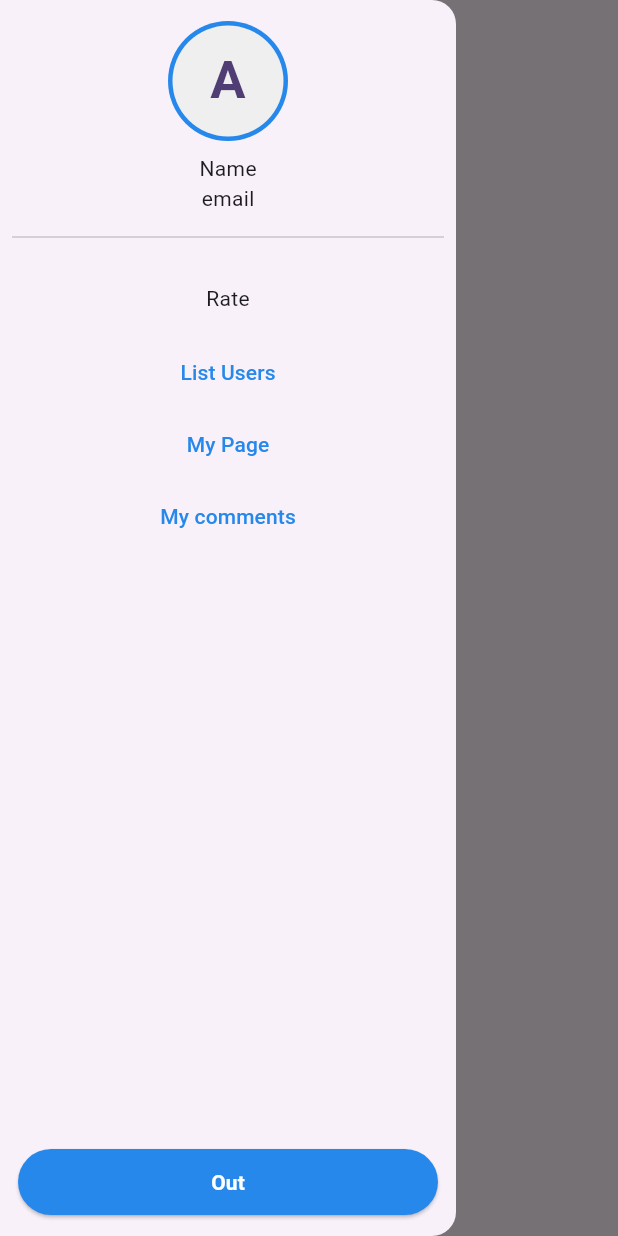
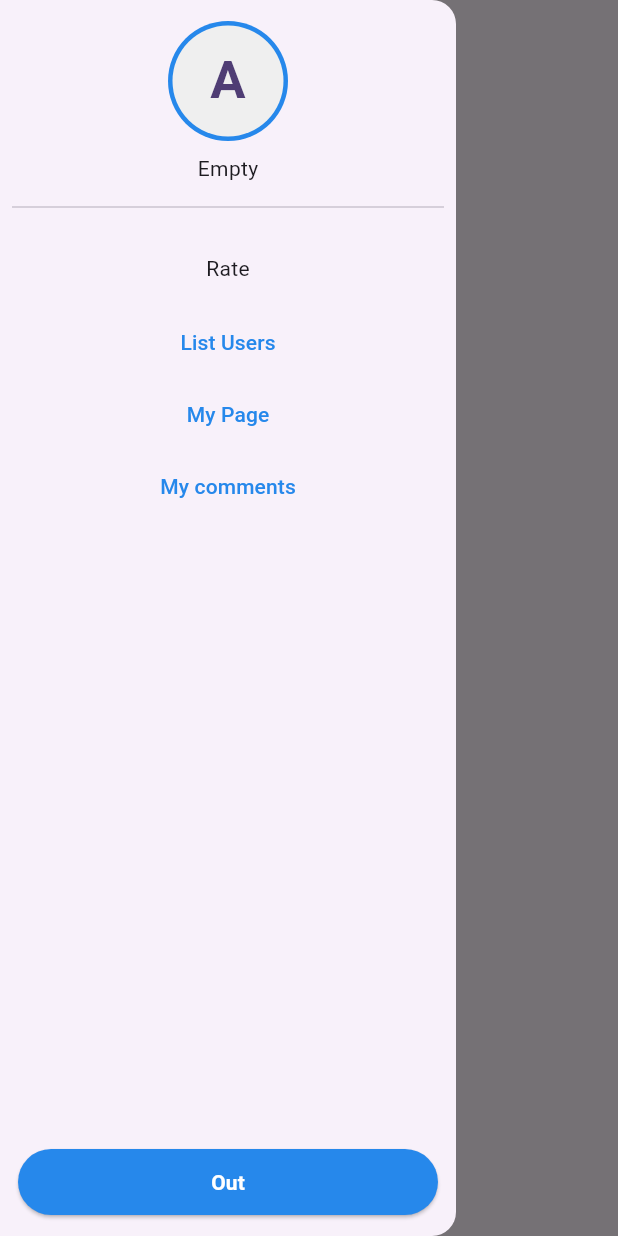
Before and after one commit to damorest/comments, a Flutter app: the MyHomePage screen opened directly, with the side drawer open, on a phone screen of 412 x 824 dp. Run offline on Flutter 3.47's test engine with Material 3 defaults, Android fonts, the phone set to English and light mode, and no system bars; our stand-ins replace bloc, connectivity_plus, equatable, firebase_auth, firebase_core, firebase_database and 2 more; accounts and stored records are empty.

Commit message:
fetch all users list and current user data

```diff
--- a/lib/blocs/user_cubit/user_cubit.dart
+++ b/lib/blocs/user_cubit/user_cubit.dart
@@ -1,4 +1,5 @@
 import 'package:bloc/bloc.dart';
+import 'package:comments/consts/firebase_consts.dart';
 import 'package:comments/models/user_model.dart';
 import 'package:equatable/equatable.dart';
 import 'package:firebase_auth/firebase_auth.dart';
@@ -14,13 +15,14 @@ class UserState extends Equatable {
 }
 
 class UserCubit extends Cubit<UserState> {
-  final DatabaseReference _userRef = FirebaseDatabase.instance.ref().child('users');
+  final DatabaseReference _userRef =
+      dataBase.ref().child(usersCollection);
 
   UserCubit() : super(const UserState());
 
   Future<void> fetchUsers() async {
-    _userRef.onValue.listen((event) {
-      final data = event.snapshot.value as Map<dynamic, dynamic>?;
+    final snapshot = await _userRef.once();
+    final data = snapshot.snapshot.value as Map<dynamic, dynamic>?;
 
     if (data != null) {
       final List<UserModel> users = data.entries.map((entry) {
@@ -28,18 +30,26 @@ class UserCubit extends Cubit<UserState> {
       }).toList();
 
       emit(UserState(users: users));
+    } else {
+      emit(UserState());
     }
-    });
   }
 
-  // void updateUser(UserModel user) {
-  //   bool isAdmin = user.isAdmin;
-  //   emit(UserState(user: user, isAdmin: isAdmin));
-  // }
 
+  UserModel? getCurrentUser() {
+    try {
+      final currentUser = auth.currentUser;
+      if (currentUser != null) {
+        return state.users.firstWhere((user) => user.userId == currentUser.uid);
+      }
+      return null;
+    } catch (e) {
+      print('No users found');
+      return null;
+    }
+  }
 
   void clearUser(User user) {
     emit(const UserState());
   }
-
 }
--- a/lib/screens/home_screen/home_page.dart
+++ b/lib/screens/home_screen/home_page.dart
@@ -3,6 +3,7 @@ import 'dart:ui';
 import 'package:comments/blocs/auth/auth_cubit.dart';
 import 'package:comments/blocs/user_cubit/user_cubit.dart';
 import 'package:comments/consts/colors.dart';
+import 'package:comments/models/user_model.dart';
 import 'package:comments/often_used/often_used_method.dart';
 import 'package:comments/screens/auth_screen/login_screen/login_page.dart';
 import 'package:comments/widgets/components/my_button.dart';
@@ -21,18 +22,32 @@ class MyHomePage extends StatefulWidget {
 
 class _MyHomePageState extends State<MyHomePage> {
   @override
+  void initState() {
+    super.initState();
+    context.read<UserCubit>().fetchUsers();
+  }
+
+  String getName(String fullName) {
+    final name = fullName.isNotEmpty ? fullName[0] : 'A';
+    return name;
+  }
+
+  @override
   Widget build(BuildContext context) {
-    context.read<UserCubit>().fetchUsers();
+
     return Scaffold(
       appBar: AppBar(
         title: const Text(allUsers),
         centerTitle: true,
       ),
       drawer: Drawer(
-        child: Column(
+        child: BlocBuilder<UserCubit, UserState>(builder: (context, state) {
+          UserModel? currentUser = context.read<UserCubit>().getCurrentUser();
+          return Column(
             children: [
-            const Padding(
-              padding: EdgeInsets.only(top: 14, left: 8, right: 8, bottom: 8),
+              Padding(
+                padding: const EdgeInsets.only(
+                    top: 14, left: 8, right: 8, bottom: 8),
                 child: CircleAvatar(
                   backgroundColor: mainColor,
                   radius: 40,
@@ -40,14 +55,15 @@ class _MyHomePageState extends State<MyHomePage> {
                     radius: 37,
                     backgroundColor: lightGrey,
                     child: Text(
-                    'A',
-                    style: TextStyle(fontWeight: FontWeight.bold, fontSize: 35),
+                      currentUser == null ? 'A' : getName(currentUser.email),
+                      style: const TextStyle(
+                          fontWeight: FontWeight.bold, fontSize: 35),
                     ),
                   ),
                 ),
               ),
-            const Text(name),
-            const Text(email),
+              Text(currentUser == null ? 'Empty' : currentUser.email),
+              // Text(currentUser.email),
               const Padding(
                 padding: EdgeInsets.all(8.0),
                 child: Divider(),
@@ -85,21 +101,18 @@ class _MyHomePageState extends State<MyHomePage> {
                         },
                         textColor: whiteColor,
                         title: out,
-                  color: mainColor
-                ),
-              )
-            )
+                        color: mainColor),
+                  ))
             ],
-        ),
+          );
+        }),
       ),
       body: BlocBuilder<UserCubit, UserState>(
-        builder: (BuildContext context, state) =>
-          state.users.isEmpty ?
-           const Center(child: Text(noUsersYet))
+        builder: (BuildContext context, state) => state.users.isEmpty
+            ? const Center(child: Text(noUsersYet))
             : ListView.builder(
                 itemCount: state.users.length,
-            itemBuilder: (context, index) =>
-          Card(
+                itemBuilder: (context, index) => Card(
                   child: Row(
                     mainAxisAlignment: MainAxisAlignment.center,
                     children: [
@@ -111,10 +124,7 @@ class _MyHomePageState extends State<MyHomePage> {
                       const Padding(
                         padding: EdgeInsets.all(8.0),
                         child: Column(
-                    children: [
-                      Icon(Icons.star),
-                      Text('4,5')
-                    ],
+                          children: [Icon(Icons.star), Text('4,5')],
                         ),
                       )
                     ],
```
Also changed, not shown: lib/blocs/auth/auth_cubit.dart (+4 -4 lines). Lines whose indentation alone changed are shown as unchanged.
